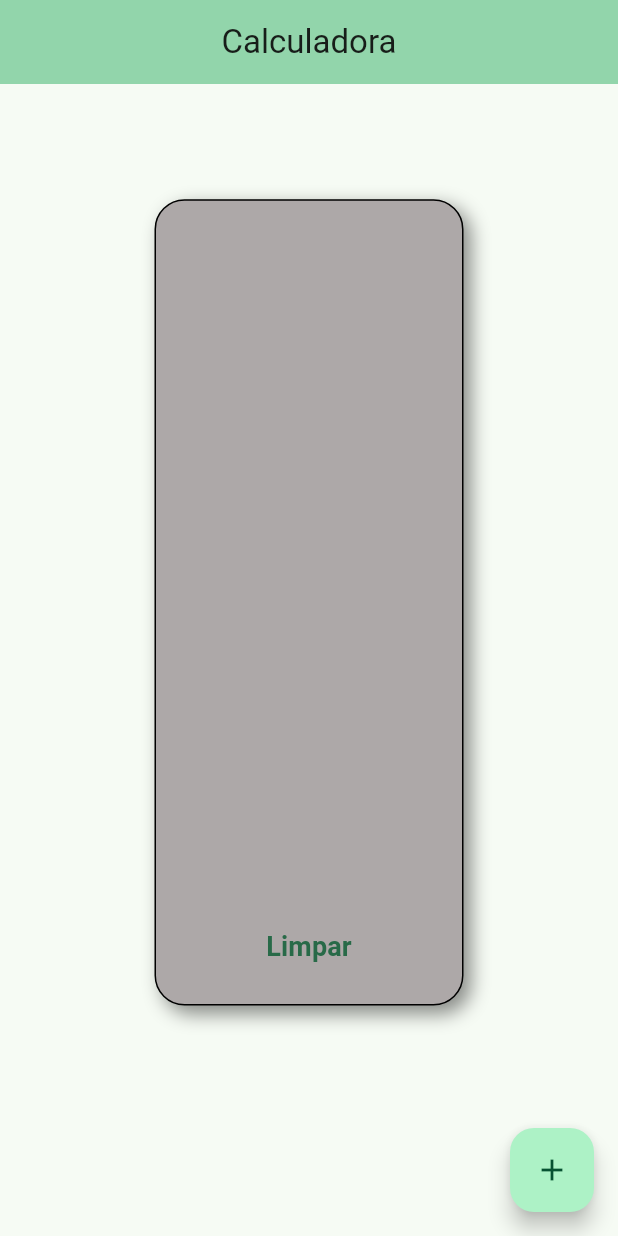
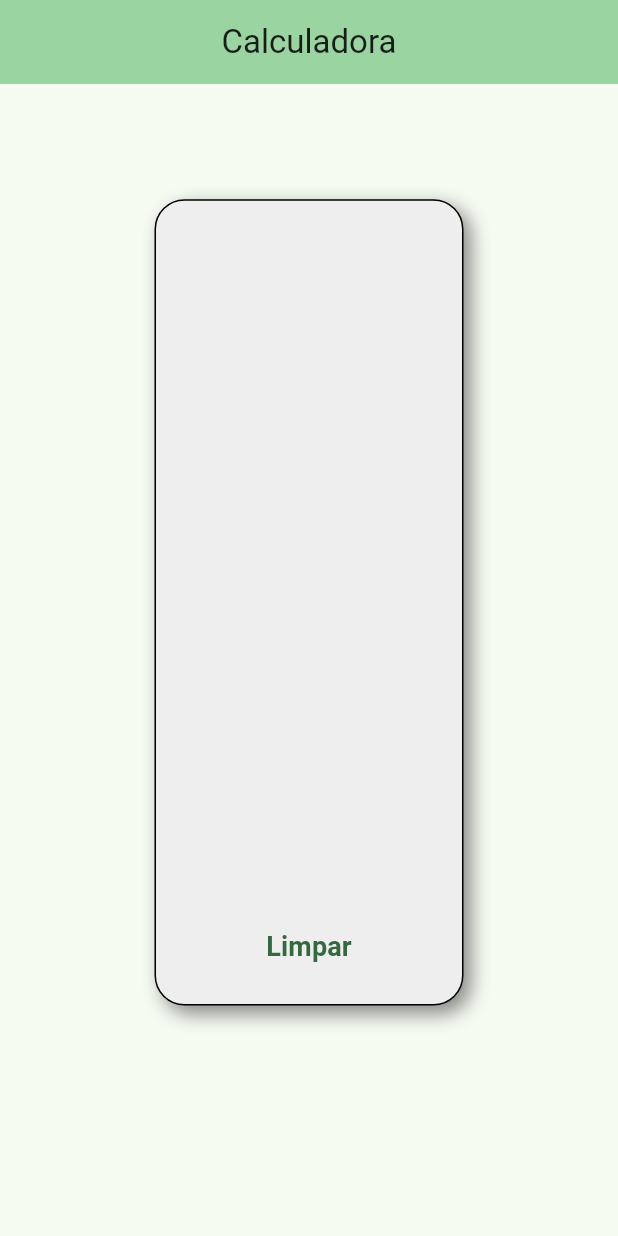
Before and after one commit to douglassandeski/calculadora, a Flutter app: the screen it shows after launch, on a phone screen of 412 x 824 dp. Run offline on Flutter 3.47's test engine with Material 3 defaults, Android fonts, the phone set to English and light mode, and no system bars; missing offline and left inert: expressions.

Commit message:
Update main.dart

```diff
--- a/lib/main.dart
+++ b/lib/main.dart
@@ -1,5 +1,4 @@
 import 'package:flutter/material.dart';
-
 import 'calculadora.dart';
 
 void main() {
@@ -15,7 +14,7 @@ class App extends StatelessWidget {
       debugShowCheckedModeBanner: false,
       title: 'Layout',
       theme: ThemeData(
-       colorScheme: ColorScheme.fromSeed(seedColor: const Color.fromARGB(255, 3, 107, 66)),
+        colorScheme: ColorScheme.fromSeed(seedColor: const Color.fromARGB(255, 58, 183, 98)),
         useMaterial3: true,
       ),
       home: const HomePage(title: 'Calculadora'),
@@ -57,16 +56,14 @@ class _HomePageState extends State<HomePage> {
                 mainAxisAlignment: MainAxisAlignment.spaceEvenly,
                 children: [
                   Expanded(
-                    child: Container(
-
-                        ),
+                    child: Container(),
                   ),
                   Expanded(
                     flex: 2,
                     child: Container(
                       alignment: Alignment.center,
                       decoration: BoxDecoration(
-                        color: const Color.fromARGB(255, 173, 168, 168),
+                        color: Colors.grey.shade200,
                         borderRadius: BorderRadius.circular(20),
                         border: Border.all(
                           color: Colors.black,
@@ -84,31 +81,18 @@ class _HomePageState extends State<HomePage> {
                     ),
                   ),
                   Expanded(
-                    child: Container(
-                        // alignment: Alignment.center,
-                        // color: Colors.red,
-                        // child: const Text('Terceira Coluna'),
-                        ),
+                    child: Container(),
                   ),
                 ],
               ),
             ),
             Expanded(
               flex: 2,
-              child: Container(
-                //alignment: Alignment.center,
-                //color: Colors.blue,
-                //child: const Text('Layout Inferior'),
-              ),
+              child: Container(),
             ),
           ],
         ),
       ),
-      floatingActionButton: FloatingActionButton(
-        onPressed: () {},
-        tooltip: 'Increment',
-        child: const Icon(Icons.add),
-      ),
     );
   }
 }
```
